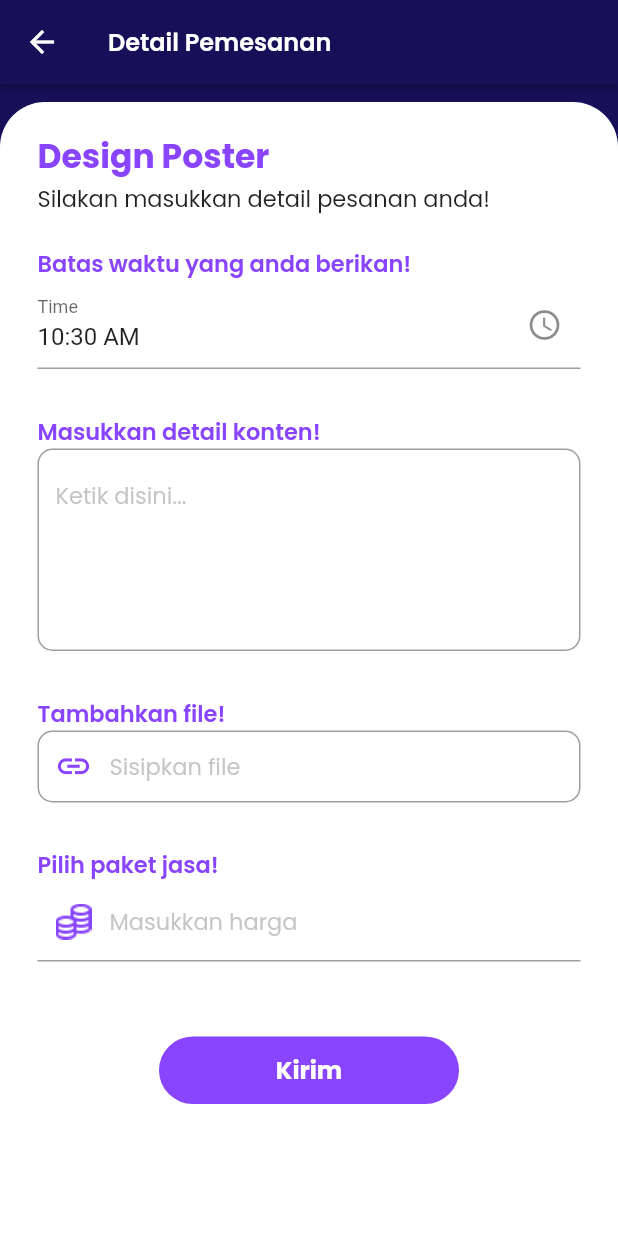
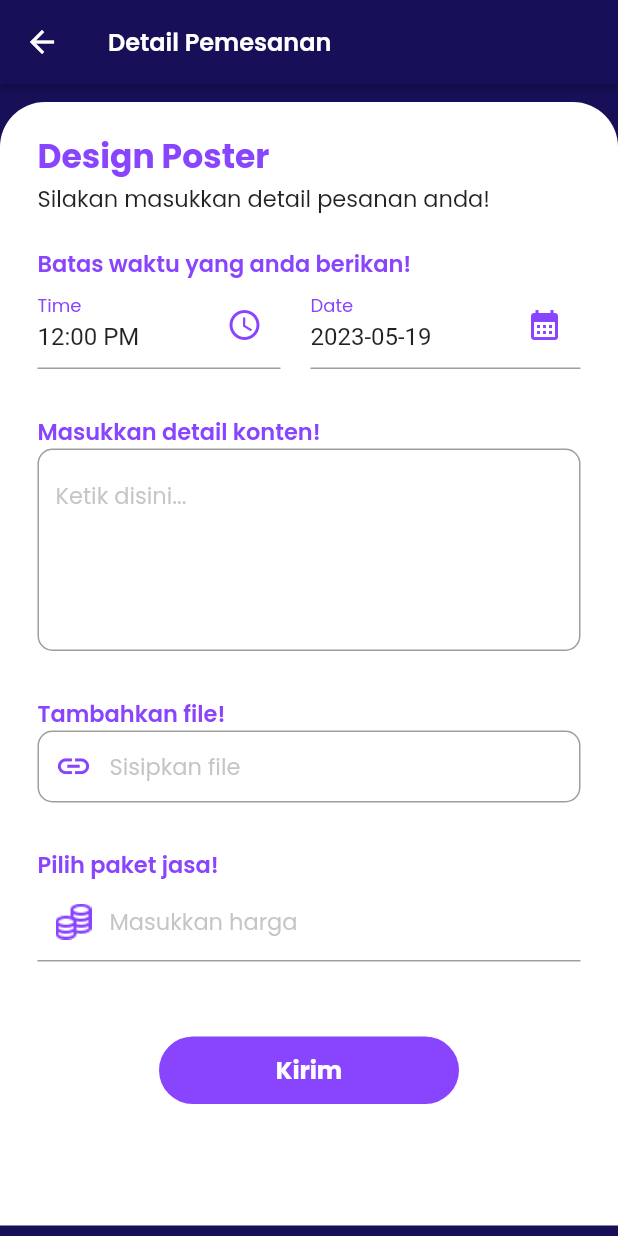
Before and after one commit to Lanang-123/uts_pemmob2, a Flutter app: the GigOrder screen opened directly, on a phone screen of 412 x 824 dp. Run offline on Flutter 3.47's test engine with Material 2 defaults, Android fonts, the light colour scheme and no system bars; our stand-ins replace carousel_slider, custom_navigation_bar, datetime_picker_formfield_new, flutter_datetime_picker.

Commit message:
new design

```diff
--- a/lib/process/GigDetail.dart
+++ b/lib/process/GigDetail.dart
@@ -1,4 +1,5 @@
 import 'package:flutter/material.dart';
+import 'package:intl/intl.dart';
 import 'package:yoii/components/BannerGig.dart';
 import 'package:yoii/process/GigOrder.dart';
 import 'package:yoii/theme.dart';
--- a/lib/process/GigOrder.dart
+++ b/lib/process/GigOrder.dart
@@ -3,6 +3,8 @@ import 'package:flutter/services.dart';
 import 'package:intl/intl.dart';
 import 'package:yoii/pages/index.dart';
 import 'package:yoii/theme.dart';
+import 'package:flutter_datetime_picker/flutter_datetime_picker.dart';
+import 'package:datetime_picker_formfield_new/datetime_picker_formfield.dart';
 
 class GigOrder extends StatefulWidget {
   const GigOrder({super.key});
@@ -13,11 +15,16 @@ class GigOrder extends StatefulWidget {
 
 class _GigOrderState extends State<GigOrder> {
   final _formKey = GlobalKey<FormState>();
-  DateTime _selectedTime = DateTime.now();
+
+  DateTime _selectedDate = DateTime.now();
+  final DateFormat _dateFormat = DateFormat('yyyy-MM-dd');
   TextEditingController _detailContentController = TextEditingController();
   TextEditingController _fileController = TextEditingController();
   TextEditingController _cossController = TextEditingController();
+  TextEditingController _timeController = TextEditingController();
 
+  DateTime _selectedTime = DateTime(
+      DateTime.now().year, DateTime.now().month, DateTime.now().day, 12, 0);
   Future<void> _selectTime(BuildContext context) async {
     final TimeOfDay? timeOfDay = await showTimePicker(
       context: context,
@@ -34,6 +41,12 @@ class _GigOrderState extends State<GigOrder> {
         );
       });
     }
+  }
+
+  @override
+  void initState() {
+    _timeController.text = '';
+    super.initState();
   }
 
   @override
@@ -60,7 +73,7 @@ class _GigOrderState extends State<GigOrder> {
         child: Container(
           margin: const EdgeInsets.only(top: 12),
           width: width,
-          height: height,
+          height: height - 75,
           padding: const EdgeInsets.symmetric(vertical: 20, horizontal: 25),
           decoration: const BoxDecoration(
               color: Colors.white,
@@ -86,20 +99,72 @@ class _GigOrderState extends State<GigOrder> {
                   'Batas waktu yang anda berikan!',
                   style: semibold.copyWith(fontSize: 15, color: ungu1),
                 ),
-                TextFormField(
+                Row(
+                  mainAxisAlignment: MainAxisAlignment.spaceBetween,
+                  children: [
+                    Flexible(
+                      child: TextFormField(
                         readOnly: true,
                         onTap: () => _selectTime(context),
                         decoration: InputDecoration(
                           labelText: 'Time',
-                    suffixIcon: Icon(Icons.access_time),
+                          labelStyle: regular.copyWith(color: ungu1),
+                          suffixIcon: Icon(
+                            Icons.access_time,
+                            color: ungu1,
                           ),
-                  initialValue: DateFormat('h:mm a').format(_selectedTime),
+                        ),
+                        initialValue:
+                            DateFormat('h:mm a').format(_selectedTime),
                         validator: (value) {
                           if (value == null || value.isEmpty) {
                             return 'Please select a time';
                           }
                           return null;
                         },
+                      ),
+                    ),
+                    const SizedBox(
+                      width: 20,
+                    ),
+                    SizedBox(
+                      width: 180,
+                      child: DateTimeField(
+                        decoration: InputDecoration(
+                          labelText: 'Date',
+                          labelStyle: regular.copyWith(color: ungu1),
+                          suffixIcon: Icon(
+                            Icons.calendar_month,
+                            color: ungu1,
+                          ),
+                        ),
+                        format: _dateFormat,
+                        initialValue: _selectedDate,
+                        validator: (value) {
+                          if (value == null) {
+                            return 'Mohon pilih tanggal';
+                          }
+                          return null;
+                        },
+                        onShowPicker: (context, currentValue) async {
+                          final selectedDate = await DatePicker.showDatePicker(
+                            context,
+                            showTitleActions: true,
+                            minTime: DateTime(2000, 1, 1),
+                            maxTime: DateTime(2030, 12, 31),
+                            onConfirm: (date) {
+                              setState(() {
+                                _selectedDate = date;
+                              });
+                            },
+                            currentTime: _selectedDate,
+                            locale: LocaleType.en,
+                          );
+                          return selectedDate;
+                        },
+                      ),
+                    ),
+                  ],
                 ),
                 const SizedBox(
                   height: 30,
--- a/pubspec.yaml
+++ b/pubspec.yaml
@@ -37,6 +37,8 @@ dependencies:
   carousel_slider: ^4.2.1
   custom_navigation_bar: ^0.8.2
   intl: ^0.18.1
+  flutter_datetime_picker: ^1.5.1
+  datetime_picker_formfield_new: ^2.1.0
 
 dev_dependencies:
   flutter_test:
```
Also changed, not shown: lib/components/notifikasi.dart (+11 -7 lines), lib/pages/HomePage.dart (+13 -4 lines), lib/process/DetailOrder.dart (added, +226 -0 lines), pubspec.lock. Lines whose indentation alone changed are shown as unchanged.
